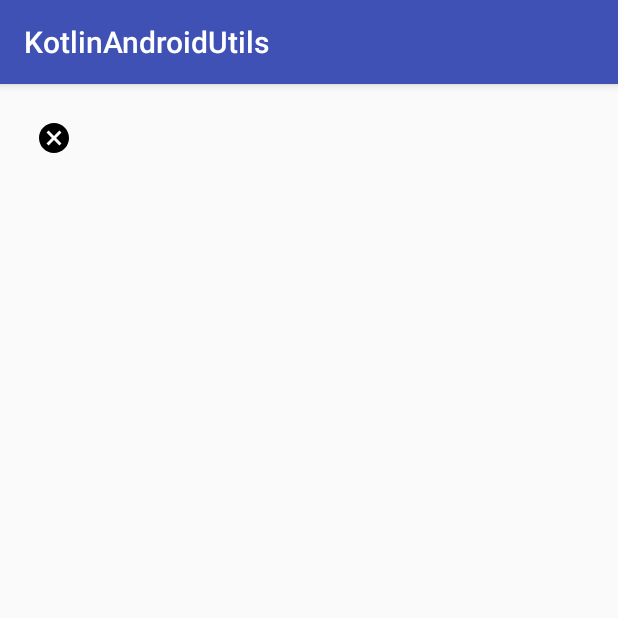
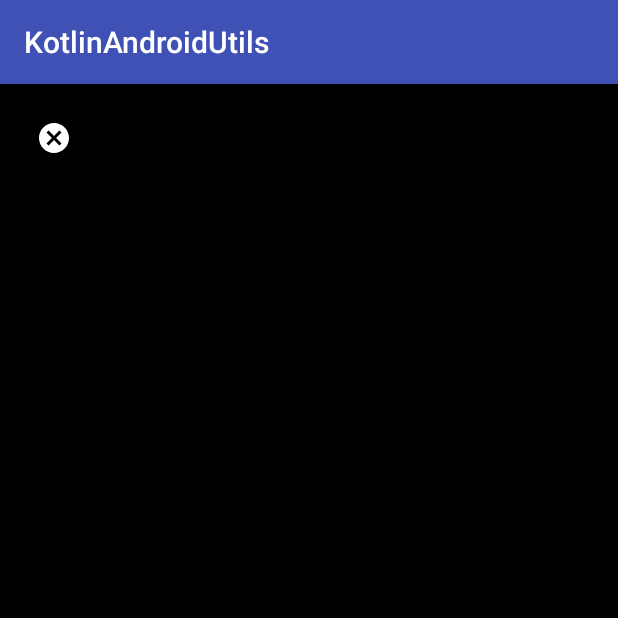
Before and after one commit to hypermobileshop99/android-utils-kotlin, an Android app: the ImageFullScreenActivity screen opened directly, with no data from a screen before it, on a phone screen of 412 x 824 dp, the top half of it. Run offline under Robolectric (Android 15) with nearby library versions, the phone set to English and light mode, and no system bars; plain views replace PhotoView; pictures from the network do not load.

Commit message:
change activity_image_full_screen.xml background color to black

```diff
--- a/kotlin-android-utils/build.gradle
+++ b/kotlin-android-utils/build.gradle
@@ -72,7 +72,7 @@ dependencies {
 }
 
 group = 'com.github.humazed'
-version = '1.11.4'
+version = '1.11.5'
 
 publishing {
     repositories {
--- a/kotlin-android-utils/src/main/res/drawable/ic_close.xml
+++ b/kotlin-android-utils/src/main/res/drawable/ic_close.xml
@@ -4,6 +4,6 @@
     android:viewportWidth="24"
     android:viewportHeight="24">
     <path
-        android:fillColor="#ff000000"
+        android:fillColor="#FFFFFF"
         android:pathData="M12,2C6.47,2 2,6.47 2,12s4.47,10 10,10 10,-4.47 10,-10S17.53,2 12,2zM17,15.59L15.59,17 12,13.41 8.41,17 7,15.59 10.59,12 7,8.41 8.41,7 12,10.59 15.59,7 17,8.41 13.41,12 17,15.59z" />
 </vector>
--- a/kotlin-android-utils/src/main/res/layout/activity_image_full_screen.xml
+++ b/kotlin-android-utils/src/main/res/layout/activity_image_full_screen.xml
@@ -3,6 +3,7 @@
     xmlns:app="http://schemas.android.com/apk/res-auto"
     xmlns:tools="http://schemas.android.com/tools"
     android:layout_width="match_parent"
+    android:background="#ff000000"
     android:layout_height="match_parent"
     tools:context=".ImageFullScreenActivity">
 
@@ -20,7 +21,7 @@
         android:layout_width="wrap_content"
         android:layout_height="wrap_content"
         android:padding="24dp"
-        android:tint="#ff000000"
+        android:tint="#FFFFFF"
         app:layout_constraintStart_toStartOf="parent"
         app:layout_constraintTop_toTopOf="parent"
         app:srcCompat="@drawable/ic_close" />
```
